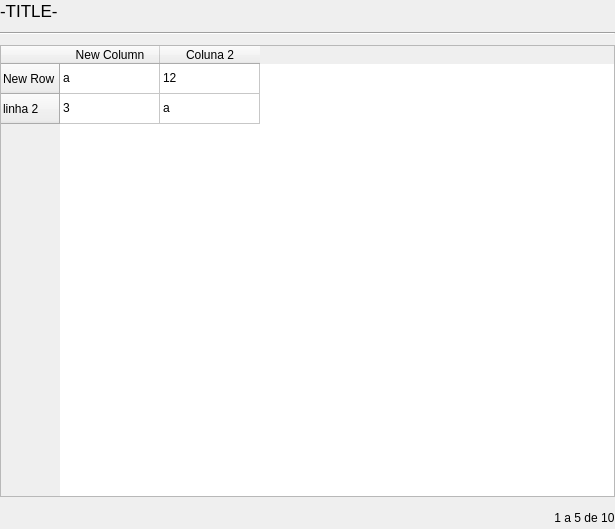
Above: financeiroapp/ui/src/Table.ui from iagoofelipe/ControleFinanceiro before the change. Below: the same form after it.
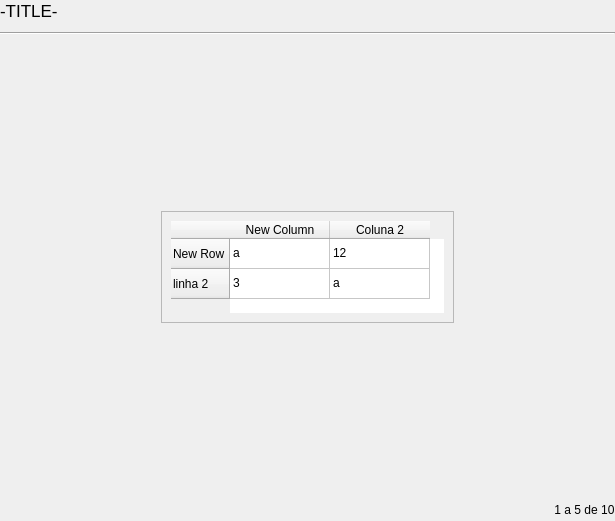
That is the form after the change. Icons and pictures are not drawn.

Patch:
```diff
--- a/financeiroapp/ui/src/Table.ui
+++ b/financeiroapp/ui/src/Table.ui
@@ -7,7 +7,7 @@
     <x>0</x>
     <y>0</y>
     <width>615</width>
-    <height>529</height>
+    <height>521</height>
    </rect>
   </property>
   <property name="windowTitle">
@@ -131,7 +131,34 @@
     </widget>
    </item>
    <item>
+    <widget class="QWidget" name="widget_2" native="true">
+     <layout class="QGridLayout" name="gridLayout">
+      <item row="1" column="1">
+       <widget class="QFrame" name="frame">
+        <property name="frameShape">
+         <enum>QFrame::StyledPanel</enum>
+        </property>
+        <property name="frameShadow">
+         <enum>QFrame::Raised</enum>
+        </property>
+        <layout class="QHBoxLayout" name="horizontalLayout_2">
+         <item>
     <widget class="QTableWidget" name="tableWidget">
+           <property name="sizePolicy">
+            <sizepolicy hsizetype="Maximum" vsizetype="Maximum">
+             <horstretch>0</horstretch>
+             <verstretch>0</verstretch>
+            </sizepolicy>
+           </property>
+           <property name="font">
+            <font>
+             <family>Segoe UI</family>
+             <pointsize>9</pointsize>
+            </font>
+           </property>
+           <property name="frameShape">
+            <enum>QFrame::NoFrame</enum>
+           </property>
      <property name="sizeAdjustPolicy">
       <enum>QAbstractScrollArea::AdjustToContents</enum>
      </property>
@@ -192,8 +219,69 @@
      </item>
     </widget>
    </item>
+        </layout>
+       </widget>
+      </item>
+      <item row="1" column="0">
+       <spacer name="horizontalSpacer_3">
+        <property name="orientation">
+         <enum>Qt::Horizontal</enum>
+        </property>
+        <property name="sizeHint" stdset="0">
+         <size>
+          <width>40</width>
+          <height>20</height>
+         </size>
+        </property>
+       </spacer>
+      </item>
+      <item row="0" column="1">
+       <spacer name="verticalSpacer">
+        <property name="orientation">
+         <enum>Qt::Vertical</enum>
+        </property>
+        <property name="sizeHint" stdset="0">
+         <size>
+          <width>20</width>
+          <height>40</height>
+         </size>
+        </property>
+       </spacer>
+      </item>
+      <item row="1" column="2">
+       <spacer name="horizontalSpacer_4">
+        <property name="orientation">
+         <enum>Qt::Horizontal</enum>
+        </property>
+        <property name="sizeHint" stdset="0">
+         <size>
+          <width>40</width>
+          <height>20</height>
+         </size>
+        </property>
+       </spacer>
+      </item>
+      <item row="2" column="1">
+       <spacer name="verticalSpacer_2">
+        <property name="orientation">
+         <enum>Qt::Vertical</enum>
+        </property>
+        <property name="sizeHint" stdset="0">
+         <size>
+          <width>20</width>
+          <height>40</height>
+         </size>
+        </property>
+       </spacer>
+      </item>
+     </layout>
+    </widget>
+   </item>
    <item>
     <widget class="QWidget" name="widget" native="true">
+     <property name="styleSheet">
+      <string notr="true">QPushButton { background-color: transparent; }</string>
+     </property>
      <layout class="QHBoxLayout" name="horizontalLayout_3">
       <property name="leftMargin">
        <number>0</number>
```
Left out of the diff: 6 changed lines with no effect on the pictures. Lines whose indentation alone changed are shown as unchanged.
